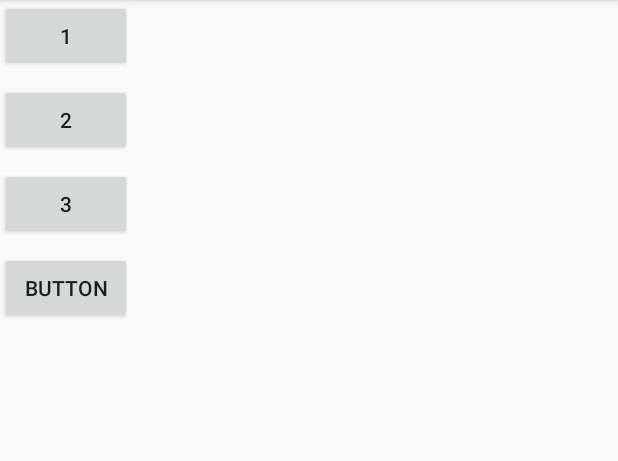
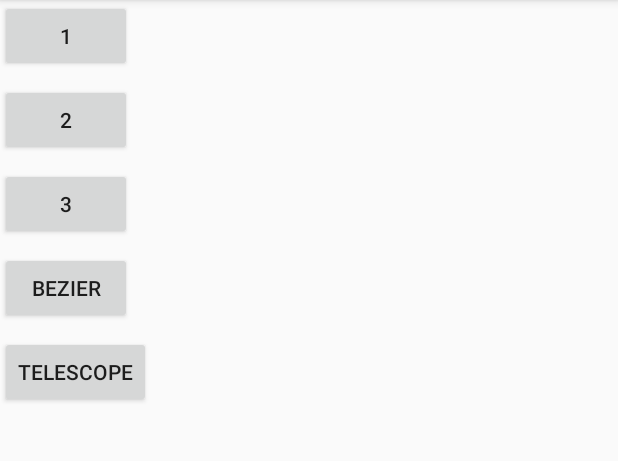
Before and after one commit to xiaweizi/CustomViewTest, an Android app: the screen it shows after launch (MainActivity), on a phone screen of 412 x 824 dp, the part 84-545 px from its top. Run offline under Robolectric (Android 15) with nearby library versions, the light colour scheme and no system bars.

Commit message:
[dev] 望远镜效果添加

```diff
--- a/app/src/main/AndroidManifest.xml
+++ b/app/src/main/AndroidManifest.xml
@@ -19,7 +19,8 @@
         <activity android:name=".PathMeasureActivity" />
         <activity android:name=".VectorActivity" />
         <activity android:name=".PaintActivity" />
-        <activity android:name=".BezierActivity"></activity>
+        <activity android:name=".BezierActivity" />
+        <activity android:name=".TelescopeActivity"></activity>
     </application>
 
 </manifest>
--- a/app/src/main/java/com/example/xiaweizi/customviewtest/MainActivity.java
+++ b/app/src/main/java/com/example/xiaweizi/customviewtest/MainActivity.java
@@ -15,6 +15,7 @@ public class MainActivity extends AppCompatActivity implements View.OnClickListe
         findViewById(R.id.bt2).setOnClickListener(this);
         findViewById(R.id.bt3).setOnClickListener(this);
         findViewById(R.id.bt4).setOnClickListener(this);
+        findViewById(R.id.bt5).setOnClickListener(this);
     }
 
     @Override
@@ -32,6 +33,9 @@ public class MainActivity extends AppCompatActivity implements View.OnClickListe
             case R.id.bt4:
                 startActivity(new Intent(this, BezierActivity.class));
                 break;
+            case R.id.bt5:
+                startActivity(new Intent(this, TelescopeActivity.class));
+                break;
         }
     }
 }
--- a/app/src/main/res/layout/activity_main.xml
+++ b/app/src/main/res/layout/activity_main.xml
@@ -33,7 +33,15 @@
         android:layout_width="wrap_content"
         android:layout_height="wrap_content"
         android:layout_marginTop="8dp"
-        android:text="Button"
-        app:layout_constraintTop_toBottomOf="@+id/bt3"/>
+        android:text="bezier"
+        app:layout_constraintTop_toBottomOf="@+id/bt3" />
+
+    <Button
+        android:id="@+id/bt5"
+        android:layout_width="wrap_content"
+        android:layout_height="wrap_content"
+        android:text="telescope"
+        android:layout_marginTop="8dp"
+        app:layout_constraintTop_toBottomOf="@+id/bt4" />
 
 </android.support.constraint.ConstraintLayout>
```
Also changed, not shown: app/src/main/java/com/example/xiaweizi/customviewtest/TelescopeActivity.java (added, +13 -0 lines), app/src/main/java/com/example/xiaweizi/customviewtest/view/TelescopeView.java (added, +85 -0 lines), app/src/main/res/layout/activity_telescope.xml (added, +13 -0 lines), app/src/main/res/mipmap-xxhdpi/background.jpg (added).
